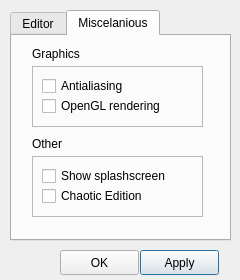
Qt form unreal/trunk/qrgui/mainwindow/preferencesDialog.ui (qreal/qreal) before a commit.
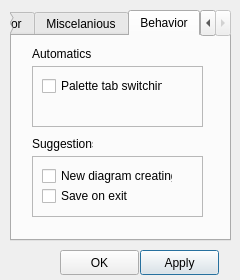
The same form after that commit.

Diff of the .ui file:
```diff
--- a/unreal/trunk/qrgui/mainwindow/preferencesDialog.ui
+++ b/unreal/trunk/qrgui/mainwindow/preferencesDialog.ui
@@ -61,7 +61,7 @@
     </rect>
    </property>
    <property name="currentIndex">
-    <number>1</number>
+    <number>2</number>
    </property>
    <widget class="QWidget" name="editorTab">
     <attribute name="title">
@@ -334,6 +334,108 @@
      </widget>
     </widget>
    </widget>
+   <widget class="QWidget" name="tab">
+    <attribute name="title">
+     <string>Behavior</string>
+    </attribute>
+    <widget class="QFrame" name="frame_5">
+     <property name="geometry">
+      <rect>
+       <x>20</x>
+       <y>30</y>
+       <width>171</width>
+       <height>61</height>
+      </rect>
+     </property>
+     <property name="frameShape">
+      <enum>QFrame::StyledPanel</enum>
+     </property>
+     <property name="frameShadow">
+      <enum>QFrame::Raised</enum>
+     </property>
+     <widget class="QCheckBox" name="paletteTabCheckBox">
+      <property name="geometry">
+       <rect>
+        <x>10</x>
+        <y>10</y>
+        <width>121</width>
+        <height>20</height>
+       </rect>
+      </property>
+      <property name="text">
+       <string>Palette tab switching</string>
+      </property>
+     </widget>
+    </widget>
+    <widget class="QLabel" name="label_7">
+     <property name="geometry">
+      <rect>
+       <x>20</x>
+       <y>10</y>
+       <width>61</width>
+       <height>16</height>
+      </rect>
+     </property>
+     <property name="text">
+      <string>Automatics</string>
+     </property>
+    </widget>
+    <widget class="QFrame" name="frame_6">
+     <property name="geometry">
+      <rect>
+       <x>20</x>
+       <y>120</y>
+       <width>171</width>
+       <height>61</height>
+      </rect>
+     </property>
+     <property name="frameShape">
+      <enum>QFrame::StyledPanel</enum>
+     </property>
+     <property name="frameShadow">
+      <enum>QFrame::Raised</enum>
+     </property>
+     <widget class="QCheckBox" name="diagramCreateCheckBox">
+      <property name="geometry">
+       <rect>
+        <x>10</x>
+        <y>10</y>
+        <width>131</width>
+        <height>20</height>
+       </rect>
+      </property>
+      <property name="text">
+       <string>New diagram creating</string>
+      </property>
+     </widget>
+     <widget class="QCheckBox" name="saveExitCheckBox">
+      <property name="geometry">
+       <rect>
+        <x>10</x>
+        <y>30</y>
+        <width>131</width>
+        <height>20</height>
+       </rect>
+      </property>
+      <property name="text">
+       <string>Save on exit</string>
+      </property>
+     </widget>
+    </widget>
+    <widget class="QLabel" name="label_8">
+     <property name="geometry">
+      <rect>
+       <x>20</x>
+       <y>100</y>
+       <width>61</width>
+       <height>16</height>
+      </rect>
+     </property>
+     <property name="text">
+      <string>Suggestions</string>
+     </property>
+    </widget>
+   </widget>
   </widget>
  </widget>
  <resources/>
```
